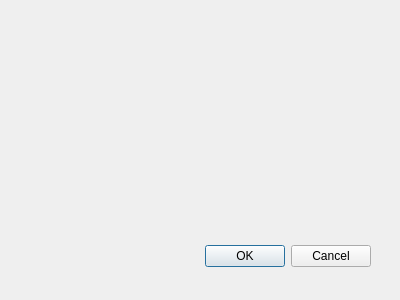
The window that addcolumndialog.ui (jknightmmcs/CSVReader) describes before a commit, drawn with Qt 5.
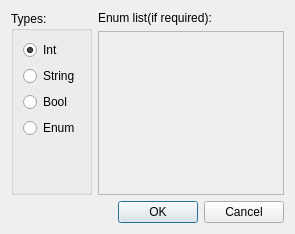
The same window after the commit.

Patch:
```diff
--- a/addcolumndialog.ui
+++ b/addcolumndialog.ui
@@ -8,29 +8,108 @@
    <rect>
     <x>0</x>
     <y>0</y>
-    <width>400</width>
-    <height>300</height>
+    <width>295</width>
+    <height>234</height>
    </rect>
   </property>
   <property name="windowTitle">
    <string>Dialog</string>
   </property>
-  <widget name="buttonBox" class="QDialogButtonBox">
-   <property name="geometry">
-    <rect>
-     <x>30</x>
-     <y>240</y>
-     <width>341</width>
-     <height>32</height>
-    </rect>
-   </property>
-   <property name="orientation">
-    <enum>Qt::Horizontal</enum>
-   </property>
-   <property name="standardButtons">
-    <set>QDialogButtonBox::Cancel|QDialogButtonBox::Ok</set>
-   </property>
-  </widget>
+  <layout class="QHBoxLayout" name="horizontalLayout_2">
+   <item>
+    <layout class="QVBoxLayout" name="verticalLayout_2">
+     <item>
+      <layout class="QHBoxLayout" name="horizontalLayout">
+       <item>
+        <widget class="QGroupBox" name="groupBox">
+         <property name="title">
+          <string>Types:     </string>
+         </property>
+         <layout class="QVBoxLayout" name="verticalLayout_5">
+          <item>
+           <layout class="QVBoxLayout" name="verticalLayout">
+            <item>
+             <widget class="QRadioButton" name="intButton">
+              <property name="text">
+               <string>Int</string>
+              </property>
+              <property name="checked">
+               <bool>true</bool>
+              </property>
+             </widget>
+            </item>
+            <item>
+             <widget class="QRadioButton" name="stringButton">
+              <property name="text">
+               <string>String</string>
+              </property>
+             </widget>
+            </item>
+            <item>
+             <widget class="QRadioButton" name="boolButton">
+              <property name="text">
+               <string>Bool</string>
+              </property>
+             </widget>
+            </item>
+            <item>
+             <widget class="QRadioButton" name="enumButton">
+              <property name="text">
+               <string>Enum</string>
+              </property>
+             </widget>
+            </item>
+            <item>
+             <spacer name="verticalSpacer">
+              <property name="orientation">
+               <enum>Qt::Vertical</enum>
+              </property>
+              <property name="sizeHint" stdset="0">
+               <size>
+                <width>20</width>
+                <height>40</height>
+               </size>
+              </property>
+             </spacer>
+            </item>
+           </layout>
+          </item>
+         </layout>
+        </widget>
+       </item>
+       <item>
+        <layout class="QVBoxLayout" name="verticalLayout_4">
+         <item>
+          <widget class="QLabel" name="label">
+           <property name="text">
+            <string>Enum list(if required):</string>
+           </property>
+          </widget>
+         </item>
+         <item>
+          <widget class="QTextEdit" name="enumEdit">
+           <property name="enabled">
+            <bool>false</bool>
+           </property>
+          </widget>
+         </item>
+        </layout>
+       </item>
+      </layout>
+     </item>
+     <item>
+      <widget class="QDialogButtonBox" name="buttonBox">
+       <property name="orientation">
+        <enum>Qt::Horizontal</enum>
+       </property>
+       <property name="standardButtons">
+        <set>QDialogButtonBox::Cancel|QDialogButtonBox::Ok</set>
+       </property>
+      </widget>
+     </item>
+    </layout>
+   </item>
+  </layout>
  </widget>
  <pixmapfunction/>
  <resources/>
```
Left out of the diff: 9 changed lines with no effect on the pictures.
